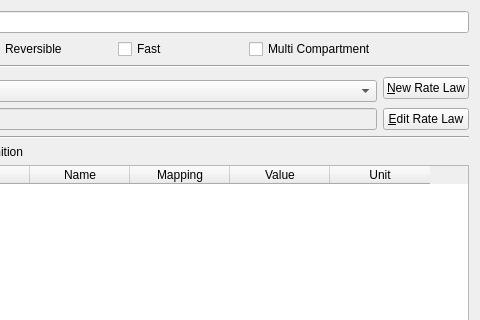
Qt form copasi/UI/ReactionsWidget1.ui (copasi/COPASI) before a commit; both pictures show x 82 to 562 and y 0 to 320 of the 562 by 489 pixel window.
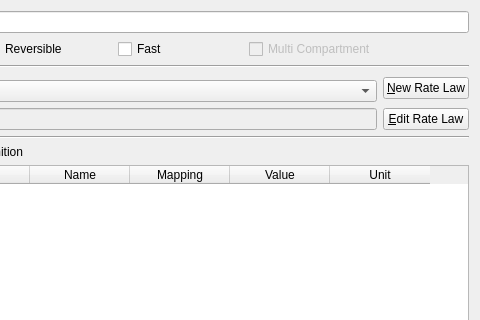
The same form after that commit. Custom widgets are drawn as their Qt base class.

The edit to the form file:
```diff
--- a/copasi/UI/ReactionsWidget1.ui
+++ b/copasi/UI/ReactionsWidget1.ui
@@ -233,11 +233,14 @@
      </item>
      <item>
       <widget class="QCheckBox" name="mpMultiCompartment">
+       <property name="enabled">
+        <bool>false</bool>
+       </property>
        <property name="text">
         <string>Multi Compartment</string>
        </property>
        <property name="checkable">
-        <bool>false</bool>
+        <bool>true</bool>
        </property>
       </widget>
      </item>
```
Left out of the diff: 2 changed lines with no effect on the pictures.
